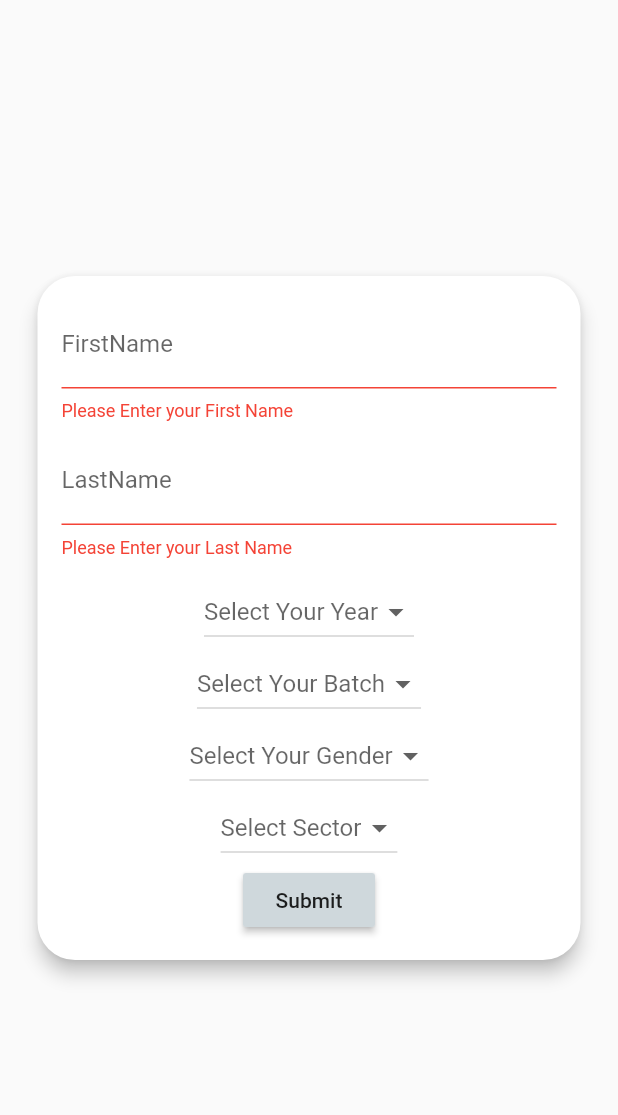
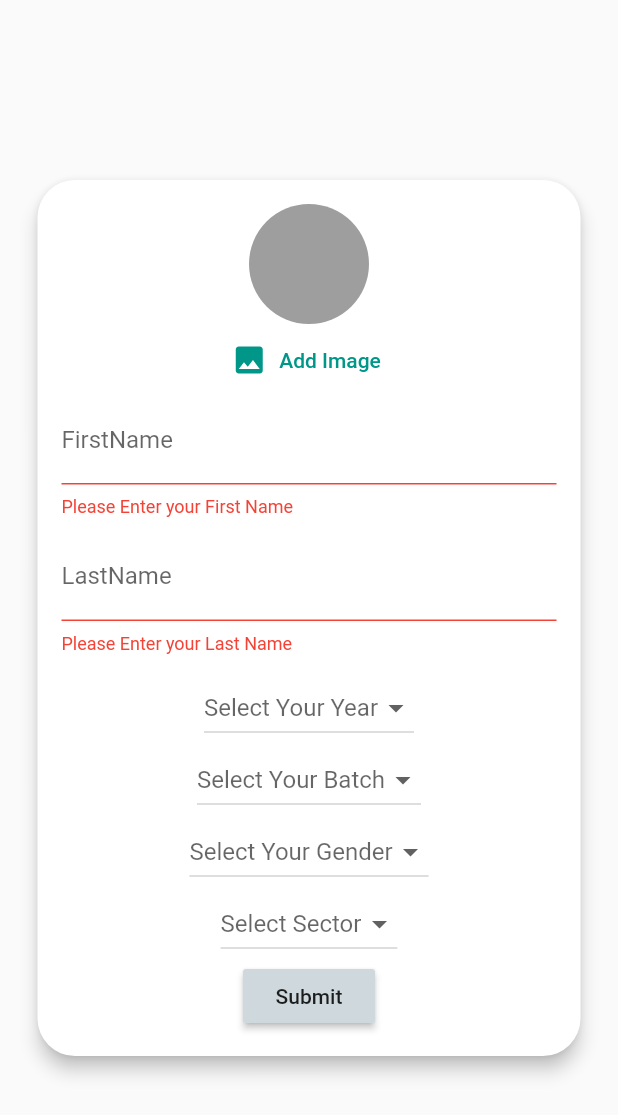
Before and after one commit to Eshitakalsi/Cab_Buddy, a Flutter app: the UserFormScreen screen opened directly with empty values, after a tap on "Submit", on a phone screen of 412 x 824 dp. Shown: the top 1115 px of the screen. Run offline on Flutter 3.47's test engine with Material 2 defaults, Android fonts, the phone set to English and light mode, and no system bars; our stand-ins replace cloud_firestore, firebase_auth, firebase_storage, google_sign_in, image_picker; accounts and stored records are empty.

Commit message:
Completed Registration

```diff
--- /dev/null
+++ b/lib/Pickers/userImagePicker.dart
@@ -0,0 +1,41 @@
+import 'dart:io';
+
+import 'package:flutter/material.dart';
+import 'package:image_picker/image_picker.dart';
+
+class UserImagePicker extends StatefulWidget {
+  final Function(PickedFile pickedImage) imagePickFn;
+  UserImagePicker(this.imagePickFn);
+  @override
+  _UserImagePickerState createState() => _UserImagePickerState();
+}
+
+class _UserImagePickerState extends State<UserImagePicker> {
+  PickedFile _pickedImage;
+  void _pickImage() async {
+    final pickedImageFile = await ImagePicker()
+        .getImage(imageQuality: 50, maxWidth: 150, source: ImageSource.gallery);
+    setState(() {
+      _pickedImage = pickedImageFile;
+    });
+    widget.imagePickFn(_pickedImage);
+  }
+
+  @override
+  Widget build(BuildContext context) {
+    return Column(children: <Widget>[
+      CircleAvatar(
+          radius: 40,
+          backgroundColor: Colors.grey,
+          backgroundImage:
+              _pickedImage != null ? FileImage(File(_pickedImage.path)) : null),
+      FlatButton.icon(
+          textColor: Theme.of(context).primaryColor,
+          onPressed: () {
+            _pickImage();
+          },
+          icon: Icon(Icons.image),
+          label: Text('Add Image'))
+    ]);
+  }
+}
--- a/lib/main.dart
+++ b/lib/main.dart
@@ -51,7 +51,9 @@ class MyApp extends StatelessWidget {
                         LoggedInUserInfo.gender = ss.data.data['gender'];
                         LoggedInUserInfo.sector = ss.data.data['sector'];
                         LoggedInUserInfo.batch = ss.data.data['batch'];
+                        LoggedInUserInfo.url = ss.data.data['image_url'];
                         LoggedInUserInfo.email = userSnapshot.data.email;
+
                         return HomePage();
                       } else {
                         return UserFormScreen(
--- a/lib/models/loggedInUserInfo.dart
+++ b/lib/models/loggedInUserInfo.dart
@@ -6,4 +6,5 @@ class LoggedInUserInfo {
   static String batch;
   static String gender;
   static String sector;
+  static String url;
 }
--- a/lib/screen/userFormScreen.dart
+++ b/lib/screen/userFormScreen.dart
@@ -1,11 +1,15 @@
 import 'dart:io';
-import 'package:dropdown_formfield/dropdown_formfield.dart';
+import 'package:cab_buddy/Pickers/userImagePicker.dart';
 import 'package:cab_buddy/models/loggedInUserInfo.dart';
 import 'package:cab_buddy/screen/homePage.dart';
 import 'package:cloud_firestore/cloud_firestore.dart';
 import 'package:firebase_auth/firebase_auth.dart';
+import 'package:firebase_storage/firebase_storage.dart';
 import 'package:flutter/material.dart';
 import 'package:flutter/services.dart';
+import 'package:image_picker/image_picker.dart';
+
+import '../models/loggedInUserInfo.dart';
 
 class UserFormScreen extends StatefulWidget {
   final String _uid;
@@ -25,10 +29,15 @@ class _UserFormScreenState extends State<UserFormScreen> {
   var _year = null;
   var _gender = null;
   var _sector = null;
+  var _imageURL = '';
+  File _userImageFile;
   List<String> _batches = ['B1', 'B2', 'B3', 'B4'];
   List<String> _genders = ['M', 'F'];
   List<String> _sectors = ['62', '128'];
   List<String> _years = ['1', '2', '3', '4', '5'];
+  void _pickedImage(PickedFile image) {
+    _userImageFile = File(image.path);
+  }
 
   Future<void> _submitUserInformation(
       String firstName,
@@ -37,12 +46,19 @@ class _UserFormScreenState extends State<UserFormScreen> {
       String gender,
       String sector,
       String year,
+      File image,
       BuildContext ctx) async {
     try {
       setState(() {
         _isLoading = true;
       });
-
+      final ref = FirebaseStorage.instance
+          .ref()
+          .child('user_image')
+          .child(widget._uid + '.jpg');
+      await ref.putFile(image).onComplete;
+      final url = await ref.getDownloadURL();
+      _imageURL = url;
       await Firestore.instance
           .collection('users')
           .document(widget._uid)
@@ -53,6 +69,7 @@ class _UserFormScreenState extends State<UserFormScreen> {
         'gender': gender,
         'sector': sector,
         'year': year,
+        'image_url': url
       });
       setState(() {
         _isLoading = false;
@@ -108,17 +125,22 @@ class _UserFormScreenState extends State<UserFormScreen> {
     void _trySubmit() {
       final isValid = _formKey.currentState.validate();
       FocusScope.of(context).unfocus();
+      if (_userImageFile == null) {
+        Scaffold.of(context).showSnackBar(SnackBar(
+          content: Text('Please pick an image.'),
+          backgroundColor: Theme.of(context).errorColor,
+        ));
+        return;
+      }
       if (isValid &&
           _batch != null &&
           _year != null &&
           _gender != null &&
           _sector != null) {
-        print('Jello');
         _formKey.currentState.save();
         _submitUserInformation(_firstname.trim(), _lastname.trim(), _batch,
-            _gender, _sector, _year, context);
+            _gender, _sector, _year, _userImageFile, context);
       } else {
-        print('BS');
         return;
       }
     }
@@ -138,6 +160,7 @@ class _UserFormScreenState extends State<UserFormScreen> {
                 child: Column(
                   mainAxisSize: MainAxisSize.min,
                   children: <Widget>[
+                    UserImagePicker(_pickedImage),
                     TextFormField(
                       decoration: InputDecoration(labelText: 'FirstName'),
                       validator: (value) {
@@ -263,6 +286,7 @@ class _UserFormScreenState extends State<UserFormScreen> {
       LoggedInUserInfo.sector = _sector;
       LoggedInUserInfo.gender = _gender;
       LoggedInUserInfo.year = _year;
+      LoggedInUserInfo.url = _imageURL;
 
       return HomePage();
     } else {
--- a/pubspec.yaml
+++ b/pubspec.yaml
@@ -33,6 +33,8 @@ dependencies:
   google_sign_in: ^4.5.1
   http: ^0.12.2
   dropdown_formfield: ^0.1.3
+  image_picker: ^0.6.7+4
+  firebase_storage: ^3.1.6
 
 
 dev_dependencies:
```
Also changed, not shown: pubspec.lock, 1 other file.
